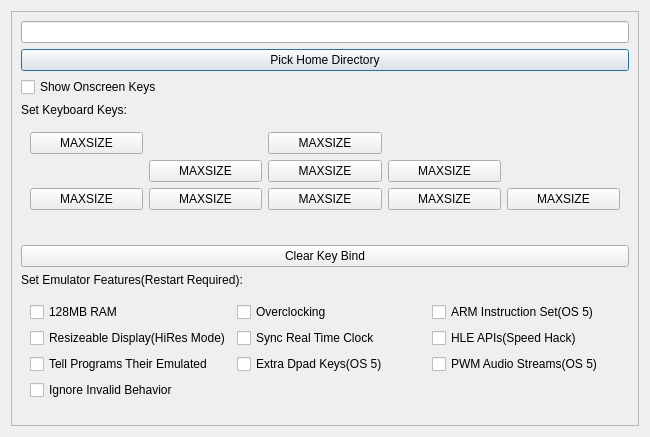
The window that qtBuildSystem/Mu/settingsmanager.ui (meepingsnesroms/Mu) describes before a commit, drawn with Qt 5.
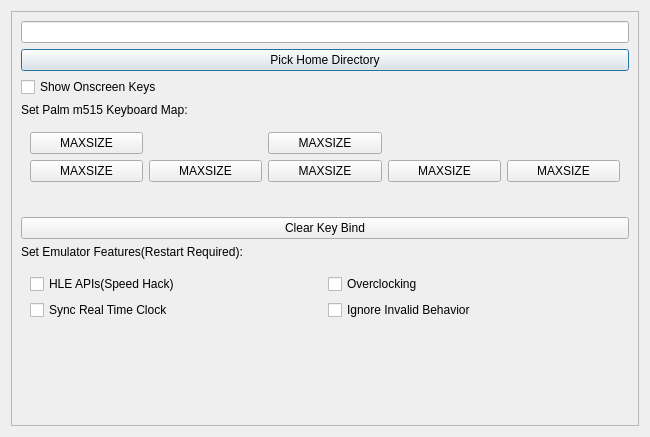
The same window after the commit. Icons and pictures are not drawn.

Patch:
```diff
--- a/qtBuildSystem/Mu/settingsmanager.ui
+++ b/qtBuildSystem/Mu/settingsmanager.ui
@@ -59,7 +59,7 @@
        <item>
         <widget class="QLabel" name="label">
          <property name="text">
-          <string>Set Keyboard Keys:</string>
+          <string>Set Palm m515 Keyboard Map:</string>
          </property>
         </widget>
        </item>
@@ -72,8 +72,8 @@
           </sizepolicy>
          </property>
          <layout class="QGridLayout" name="gridLayout">
-          <item row="2" column="1">
-           <widget class="QPushButton" name="selectAddressBookKey">
+          <item row="1" column="4">
+           <widget class="QPushButton" name="selectNotesKey">
             <property name="sizePolicy">
              <sizepolicy hsizetype="Preferred" vsizetype="Preferred">
               <horstretch>0</horstretch>
@@ -85,7 +85,7 @@
             </property>
             <property name="icon">
              <iconset resource="mainwindow.qrc">
-              <normaloff>:/buttons/images/addressBook.svg</normaloff>:/buttons/images/addressBook.svg</iconset>
+              <normaloff>:/buttons/images/notes.svg</normaloff>:/buttons/images/notes.svg</iconset>
             </property>
            </widget>
           </item>
@@ -100,7 +100,7 @@
             </property>
            </widget>
           </item>
-          <item row="2" column="2">
+          <item row="1" column="2">
            <widget class="QPushButton" name="selectDownKey">
             <property name="text">
              <string>MAXSIZE</string>
@@ -111,24 +111,7 @@
             </property>
            </widget>
           </item>
-          <item row="2" column="0">
-           <widget class="QPushButton" name="selectCalendarKey">
-            <property name="sizePolicy">
-             <sizepolicy hsizetype="Preferred" vsizetype="Preferred">
-              <horstretch>0</horstretch>
-              <verstretch>0</verstretch>
-             </sizepolicy>
-            </property>
-            <property name="text">
-             <string>MAXSIZE</string>
-            </property>
-            <property name="icon">
-             <iconset resource="mainwindow.qrc">
-              <normaloff>:/buttons/images/calendar.svg</normaloff>:/buttons/images/calendar.svg</iconset>
-            </property>
-           </widget>
-          </item>
-          <item row="2" column="3">
+          <item row="1" column="3">
            <widget class="QPushButton" name="selectTodoKey">
             <property name="sizePolicy">
              <sizepolicy hsizetype="Preferred" vsizetype="Preferred">
@@ -145,23 +128,6 @@
             </property>
            </widget>
           </item>
-          <item row="2" column="4">
-           <widget class="QPushButton" name="selectNotesKey">
-            <property name="sizePolicy">
-             <sizepolicy hsizetype="Preferred" vsizetype="Preferred">
-              <horstretch>0</horstretch>
-              <verstretch>0</verstretch>
-             </sizepolicy>
-            </property>
-            <property name="text">
-             <string>MAXSIZE</string>
-            </property>
-            <property name="icon">
-             <iconset resource="mainwindow.qrc">
-              <normaloff>:/buttons/images/notes.svg</normaloff>:/buttons/images/notes.svg</iconset>
-            </property>
-           </widget>
-          </item>
           <item row="0" column="0">
            <widget class="QPushButton" name="selectPowerKey">
             <property name="sizePolicy">
@@ -180,35 +146,36 @@
            </widget>
           </item>
           <item row="1" column="1">
-           <widget class="QPushButton" name="selectLeftKey">
-            <property name="text">
-             <string>MAXSIZE</string>
+           <widget class="QPushButton" name="selectAddressBookKey">
+            <property name="sizePolicy">
+             <sizepolicy hsizetype="Preferred" vsizetype="Preferred">
+              <horstretch>0</horstretch>
+              <verstretch>0</verstretch>
+             </sizepolicy>
             </property>
-            <property name="icon">
-             <iconset resource="mainwindow.qrc">
-              <normaloff>:/buttons/images/left.svg</normaloff>:/buttons/images/left.svg</iconset>
-            </property>
-           </widget>
-          </item>
-          <item row="1" column="3">
-           <widget class="QPushButton" name="selectRightKey">
             <property name="text">
              <string>MAXSIZE</string>
             </property>
             <property name="icon">
              <iconset resource="mainwindow.qrc">
-              <normaloff>:/buttons/images/right.svg</normaloff>:/buttons/images/right.svg</iconset>
+              <normaloff>:/buttons/images/addressBook.svg</normaloff>:/buttons/images/addressBook.svg</iconset>
             </property>
            </widget>
           </item>
-          <item row="1" column="2">
-           <widget class="QPushButton" name="selectCenterKey">
+          <item row="1" column="0">
+           <widget class="QPushButton" name="selectCalendarKey">
+            <property name="sizePolicy">
+             <sizepolicy hsizetype="Preferred" vsizetype="Preferred">
+              <horstretch>0</horstretch>
+              <verstretch>0</verstretch>
+             </sizepolicy>
+            </property>
             <property name="text">
              <string>MAXSIZE</string>
             </property>
             <property name="icon">
              <iconset resource="mainwindow.qrc">
-              <normaloff>:/buttons/images/center.svg</normaloff>:/buttons/images/center.svg</iconset>
+              <normaloff>:/buttons/images/calendar.svg</normaloff>:/buttons/images/calendar.svg</iconset>
             </property>
            </widget>
           </item>
@@ -239,34 +206,6 @@
        <item>
         <widget class="QWidget" name="gridWidget_2" native="true">
          <layout class="QGridLayout" name="gridLayout_2">
-          <item row="1" column="1">
-           <widget class="QCheckBox" name="featureSyncedRtc">
-            <property name="text">
-             <string>Sync Real Time Clock</string>
-            </property>
-           </widget>
-          </item>
-          <item row="0" column="2">
-           <widget class="QCheckBox" name="featureHybridCpu">
-            <property name="text">
-             <string>ARM Instruction Set(OS 5)</string>
-            </property>
-           </widget>
-          </item>
-          <item row="2" column="0">
-           <widget class="QCheckBox" name="featureEmuHonest">
-            <property name="text">
-             <string>Tell Programs Their Emulated</string>
-            </property>
-           </widget>
-          </item>
-          <item row="0" column="0">
-           <widget class="QCheckBox" name="feature128mbRam">
-            <property name="text">
-             <string>128MB RAM</string>
-            </property>
-           </widget>
-          </item>
           <item row="0" column="1">
            <widget class="QCheckBox" name="featureFastCpu">
             <property name="text">
@@ -274,41 +213,27 @@
             </property>
            </widget>
           </item>
-          <item row="2" column="2">
-           <widget class="QCheckBox" name="featureSoundStreams">
-            <property name="text">
-             <string>PWM Audio Streams(OS 5)</string>
-            </property>
-           </widget>
-          </item>
-          <item row="1" column="2">
+          <item row="0" column="0">
            <widget class="QCheckBox" name="featureHleApis">
             <property name="text">
              <string>HLE APIs(Speed Hack)</string>
             </property>
            </widget>
           </item>
-          <item row="2" column="1">
-           <widget class="QCheckBox" name="featureExtraKeys">
-            <property name="text">
-             <string>Extra Dpad Keys(OS 5)</string>
-            </property>
-           </widget>
-          </item>
-          <item row="1" column="0">
-           <widget class="QCheckBox" name="featureCustomFb">
-            <property name="text">
-             <string>Resizeable Display(HiRes Mode)</string>
-            </property>
-           </widget>
-          </item>
-          <item row="3" column="0">
+          <item row="3" column="1">
            <widget class="QCheckBox" name="featureDurable">
             <property name="text">
              <string>Ignore Invalid Behavior</string>
             </property>
            </widget>
           </item>
+          <item row="3" column="0">
+           <widget class="QCheckBox" name="featureSyncedRtc">
+            <property name="text">
+             <string>Sync Real Time Clock</string>
+            </property>
+           </widget>
+          </item>
          </layout>
         </widget>
        </item>
```
